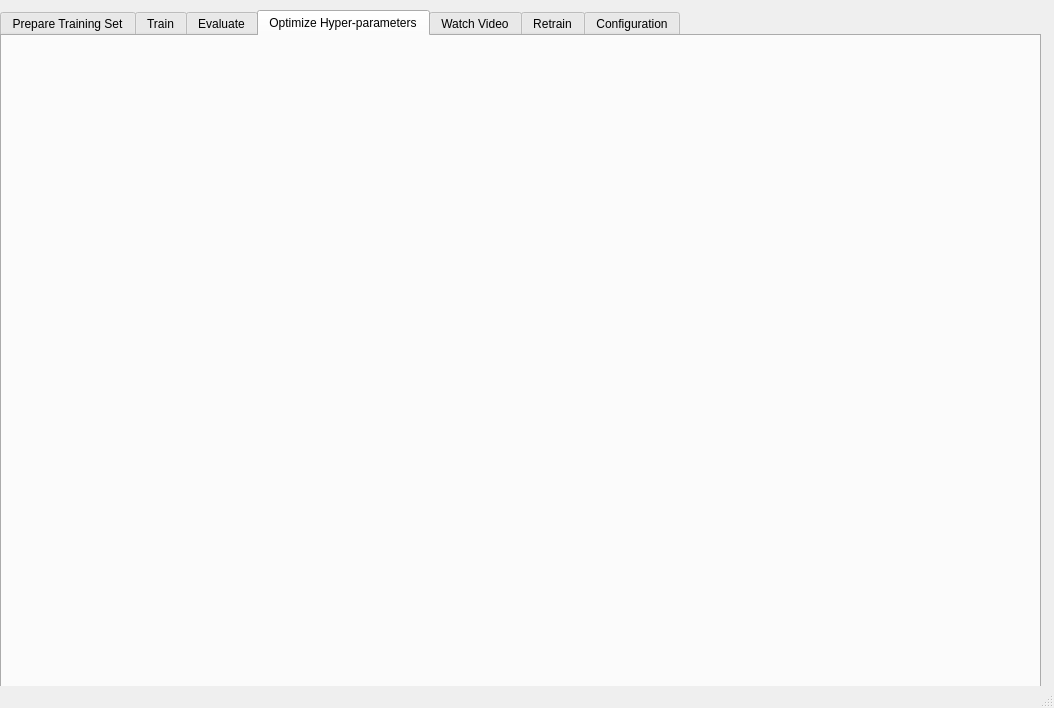
Above: App/pedect/design/mainWindow.ui from SebastianNechita/licenta before the change. Below: the same form after it.
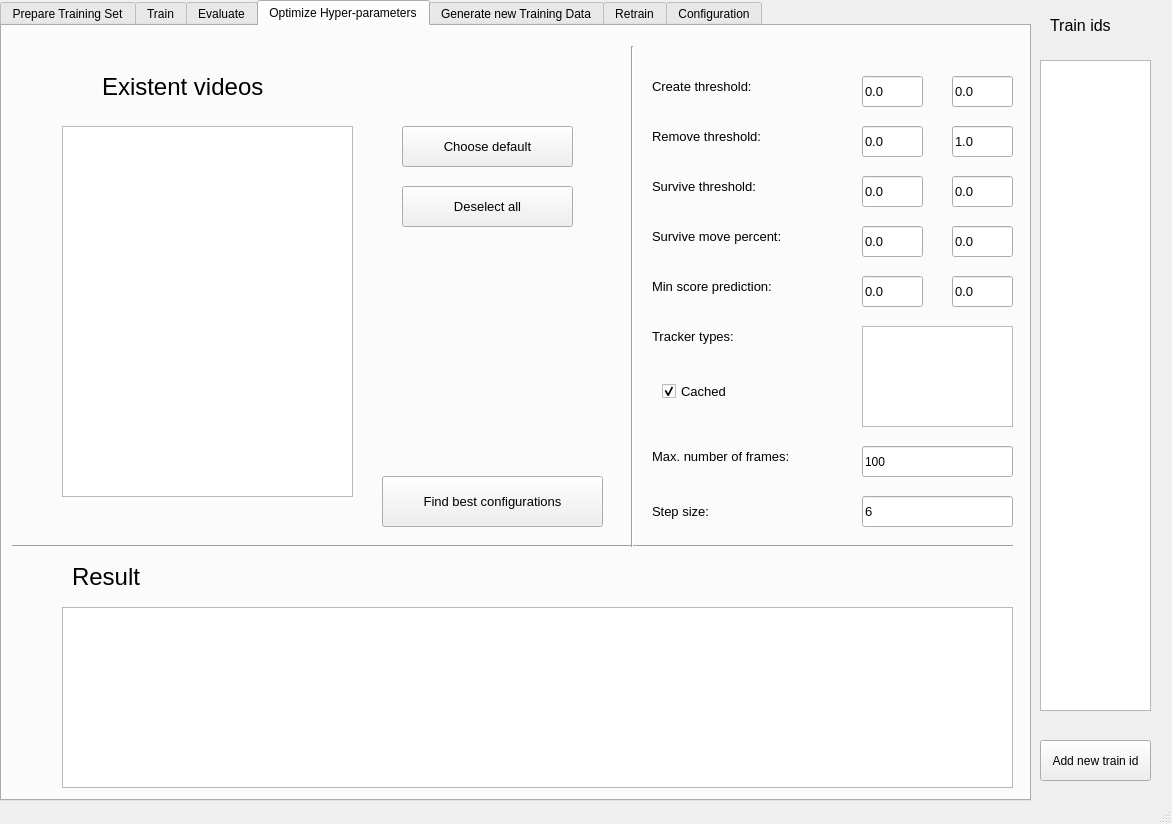
That is the form after the change. The open tabs and pages were chosen to show the change.

The edit to the form file:
```diff
--- a/App/pedect/design/mainWindow.ui
+++ b/App/pedect/design/mainWindow.ui
@@ -6,8 +6,8 @@
    <rect>
     <x>0</x>
     <y>0</y>
-    <width>1054</width>
-    <height>708</height>
+    <width>1172</width>
+    <height>824</height>
    </rect>
   </property>
   <property name="windowTitle">
@@ -18,9 +18,9 @@
     <property name="geometry">
      <rect>
       <x>0</x>
-      <y>10</y>
-      <width>1041</width>
-      <height>681</height>
+      <y>0</y>
+      <width>1031</width>
+      <height>801</height>
      </rect>
     </property>
     <property name="currentIndex">
@@ -45,10 +45,568 @@
      <attribute name="title">
       <string>Optimize Hyper-parameters</string>
      </attribute>
+     <widget class="QLabel" name="label_8">
+      <property name="geometry">
+       <rect>
+        <x>650</x>
+        <y>40</y>
+        <width>181</width>
+        <height>41</height>
+       </rect>
+      </property>
+      <property name="font">
+       <font>
+        <pointsize>10</pointsize>
+       </font>
+      </property>
+      <property name="text">
+       <string>Create threshold:</string>
+      </property>
+     </widget>
+     <widget class="QLineEdit" name="ctFromTB">
+      <property name="geometry">
+       <rect>
+        <x>860</x>
+        <y>50</y>
+        <width>61</width>
+        <height>31</height>
+       </rect>
+      </property>
+      <property name="font">
+       <font>
+        <pointsize>10</pointsize>
+       </font>
+      </property>
+      <property name="text">
+       <string>0.0</string>
+      </property>
+      <property name="placeholderText">
+       <string>From</string>
+      </property>
+     </widget>
+     <widget class="QLineEdit" name="ctToTB">
+      <property name="geometry">
+       <rect>
+        <x>950</x>
+        <y>50</y>
+        <width>61</width>
+        <height>31</height>
+       </rect>
+      </property>
+      <property name="font">
+       <font>
+        <pointsize>10</pointsize>
+       </font>
+      </property>
+      <property name="text">
+       <string>0.0</string>
+      </property>
+      <property name="placeholderText">
+       <string>To</string>
+      </property>
+     </widget>
+     <widget class="QLineEdit" name="rtToTB">
+      <property name="geometry">
+       <rect>
+        <x>950</x>
+        <y>100</y>
+        <width>61</width>
+        <height>31</height>
+       </rect>
+      </property>
+      <property name="font">
+       <font>
+        <pointsize>10</pointsize>
+       </font>
+      </property>
+      <property name="text">
+       <string>1.0</string>
+      </property>
+      <property name="placeholderText">
+       <string>To</string>
+      </property>
+     </widget>
+     <widget class="QLineEdit" name="rtFromTB">
+      <property name="geometry">
+       <rect>
+        <x>860</x>
+        <y>100</y>
+        <width>61</width>
+        <height>31</height>
+       </rect>
+      </property>
+      <property name="font">
+       <font>
+        <pointsize>10</pointsize>
+       </font>
+      </property>
+      <property name="text">
+       <string>0.0</string>
+      </property>
+      <property name="placeholderText">
+       <string>From</string>
+      </property>
+     </widget>
+     <widget class="QLabel" name="label_10">
+      <property name="geometry">
+       <rect>
+        <x>650</x>
+        <y>90</y>
+        <width>181</width>
+        <height>41</height>
+       </rect>
+      </property>
+      <property name="font">
+       <font>
+        <pointsize>10</pointsize>
+       </font>
+      </property>
+      <property name="text">
+       <string>Remove threshold:</string>
+      </property>
+     </widget>
+     <widget class="QLineEdit" name="smpToTB">
+      <property name="geometry">
+       <rect>
+        <x>950</x>
+        <y>200</y>
+        <width>61</width>
+        <height>31</height>
+       </rect>
+      </property>
+      <property name="font">
+       <font>
+        <pointsize>10</pointsize>
+       </font>
+      </property>
+      <property name="text">
+       <string>0.0</string>
+      </property>
+      <property name="placeholderText">
+       <string>To</string>
+      </property>
+     </widget>
+     <widget class="QLineEdit" name="stToTB">
+      <property name="geometry">
+       <rect>
+        <x>950</x>
+        <y>150</y>
+        <width>61</width>
+        <height>31</height>
+       </rect>
+      </property>
+      <property name="font">
+       <font>
+        <pointsize>10</pointsize>
+       </font>
+      </property>
+      <property name="text">
+       <string>0.0</string>
+      </property>
+      <property name="placeholderText">
+       <string>To</string>
+      </property>
+     </widget>
+     <widget class="QLineEdit" name="stFromTB">
+      <property name="geometry">
+       <rect>
+        <x>860</x>
+        <y>150</y>
+        <width>61</width>
+        <height>31</height>
+       </rect>
+      </property>
+      <property name="font">
+       <font>
+        <pointsize>10</pointsize>
+       </font>
+      </property>
+      <property name="text">
+       <string>0.0</string>
+      </property>
+      <property name="placeholderText">
+       <string>From</string>
+      </property>
+     </widget>
+     <widget class="QLineEdit" name="smpFromTB">
+      <property name="geometry">
+       <rect>
+        <x>860</x>
+        <y>200</y>
+        <width>61</width>
+        <height>31</height>
+       </rect>
+      </property>
+      <property name="font">
+       <font>
+        <pointsize>10</pointsize>
+       </font>
+      </property>
+      <property name="text">
+       <string>0.0</string>
+      </property>
+      <property name="placeholderText">
+       <string>From</string>
+      </property>
+     </widget>
+     <widget class="QLabel" name="label_11">
+      <property name="geometry">
+       <rect>
+        <x>650</x>
+        <y>140</y>
+        <width>181</width>
+        <height>41</height>
+       </rect>
+      </property>
+      <property name="font">
+       <font>
+        <pointsize>10</pointsize>
+       </font>
+      </property>
+      <property name="text">
+       <string>Survive threshold:</string>
+      </property>
+     </widget>
+     <widget class="QLabel" name="label_12">
+      <property name="geometry">
+       <rect>
+        <x>650</x>
+        <y>190</y>
+        <width>181</width>
+        <height>41</height>
+       </rect>
+      </property>
+      <property name="font">
+       <font>
+        <pointsize>10</pointsize>
+       </font>
+      </property>
+      <property name="text">
+       <string>Survive move percent:</string>
+      </property>
+     </widget>
+     <widget class="QCheckBox" name="cachedCheckBox">
+      <property name="geometry">
+       <rect>
+        <x>660</x>
+        <y>350</y>
+        <width>81</width>
+        <height>31</height>
+       </rect>
+      </property>
+      <property name="font">
+       <font>
+        <pointsize>10</pointsize>
+       </font>
+      </property>
+      <property name="text">
+       <string>Cached</string>
+      </property>
+      <property name="checked">
+       <bool>true</bool>
+      </property>
+     </widget>
+     <widget class="QListView" name="trackerTypesOptimizeListView">
+      <property name="geometry">
+       <rect>
+        <x>860</x>
+        <y>300</y>
+        <width>151</width>
+        <height>101</height>
+       </rect>
+      </property>
+     </widget>
+     <widget class="QLabel" name="label_13">
+      <property name="geometry">
+       <rect>
+        <x>650</x>
+        <y>240</y>
+        <width>181</width>
+        <height>41</height>
+       </rect>
+      </property>
+      <property name="font">
+       <font>
+        <pointsize>10</pointsize>
+       </font>
+      </property>
+      <property name="text">
+       <string>Min score prediction:</string>
+      </property>
+     </widget>
+     <widget class="QLineEdit" name="mspToTB">
+      <property name="geometry">
+       <rect>
+        <x>950</x>
+        <y>250</y>
+        <width>61</width>
+        <height>31</height>
+       </rect>
+      </property>
+      <property name="font">
+       <font>
+        <pointsize>10</pointsize>
+       </font>
+      </property>
+      <property name="text">
+       <string>0.0</string>
+      </property>
+      <property name="placeholderText">
+       <string>To</string>
+      </property>
+     </widget>
+     <widget class="QLineEdit" name="mspFromTB">
+      <property name="geometry">
+       <rect>
+        <x>860</x>
+        <y>250</y>
+        <width>61</width>
+        <height>31</height>
+       </rect>
+      </property>
+      <property name="font">
+       <font>
+        <pointsize>10</pointsize>
+       </font>
+      </property>
+      <property name="text">
+       <string>0.0</string>
+      </property>
+      <property name="placeholderText">
+       <string>From</string>
+      </property>
+     </widget>
+     <widget class="QListView" name="allVideosListViewOptimization">
+      <property name="geometry">
+       <rect>
+        <x>60</x>
+        <y>100</y>
+        <width>291</width>
+        <height>371</height>
+       </rect>
+      </property>
+     </widget>
+     <widget class="QLabel" name="label_14">
+      <property name="geometry">
+       <rect>
+        <x>100</x>
+        <y>40</y>
+        <width>211</width>
+        <height>41</height>
+       </rect>
+      </property>
+      <property name="font">
+       <font>
+        <pointsize>18</pointsize>
+       </font>
+      </property>
+      <property name="text">
+       <string>Existent videos</string>
+      </property>
+     </widget>
+     <widget class="QLabel" name="label_15">
+      <property name="geometry">
+       <rect>
+        <x>650</x>
+        <y>290</y>
+        <width>111</width>
+        <height>41</height>
+       </rect>
+      </property>
+      <property name="font">
+       <font>
+        <pointsize>10</pointsize>
+       </font>
+      </property>
+      <property name="text">
+       <string>Tracker types:</string>
+      </property>
+     </widget>
+     <widget class="QLabel" name="label_19">
+      <property name="geometry">
+       <rect>
+        <x>650</x>
+        <y>410</y>
+        <width>181</width>
+        <height>41</height>
+       </rect>
+      </property>
+      <property name="font">
+       <font>
+        <pointsize>10</pointsize>
+       </font>
+      </property>
+      <property name="text">
+       <string>Max. number of frames:</string>
+      </property>
+     </widget>
+     <widget class="QLineEdit" name="maxNoFramesTextBox">
+      <property name="geometry">
+       <rect>
+        <x>860</x>
+        <y>420</y>
+        <width>151</width>
+        <height>31</height>
+       </rect>
+      </property>
+      <property name="text">
+       <string>100</string>
+      </property>
+     </widget>
+     <widget class="QLabel" name="label_24">
+      <property name="geometry">
+       <rect>
+        <x>70</x>
+        <y>530</y>
+        <width>91</width>
+        <height>41</height>
+       </rect>
+      </property>
+      <property name="font">
+       <font>
+        <pointsize>18</pointsize>
+       </font>
+      </property>
+      <property name="text">
+       <string>Result</string>
+      </property>
+     </widget>
+     <widget class="Line" name="line">
+      <property name="geometry">
+       <rect>
+        <x>10</x>
+        <y>510</y>
+        <width>1001</width>
+        <height>20</height>
+       </rect>
+      </property>
+      <property name="orientation">
+       <enum>Qt::Horizontal</enum>
+      </property>
+     </widget>
+     <widget class="Line" name="line_2">
+      <property name="geometry">
+       <rect>
+        <x>620</x>
+        <y>20</y>
+        <width>20</width>
+        <height>501</height>
+       </rect>
+      </property>
+      <property name="orientation">
+       <enum>Qt::Vertical</enum>
+      </property>
+     </widget>
+     <widget class="QLineEdit" name="stepSizeTextBox">
+      <property name="geometry">
+       <rect>
+        <x>860</x>
+        <y>470</y>
+        <width>151</width>
+        <height>31</height>
+       </rect>
+      </property>
+      <property name="font">
+       <font>
+        <pointsize>10</pointsize>
+       </font>
+      </property>
+      <property name="text">
+       <string>6</string>
+      </property>
+      <property name="placeholderText">
+       <string/>
+      </property>
+     </widget>
+     <widget class="QPushButton" name="findBestConfigurationsButton">
+      <property name="geometry">
+       <rect>
+        <x>380</x>
+        <y>450</y>
+        <width>221</width>
+        <height>51</height>
+       </rect>
+      </property>
+      <property name="font">
+       <font>
+        <pointsize>10</pointsize>
+       </font>
+      </property>
+      <property name="layoutDirection">
+       <enum>Qt::LeftToRight</enum>
+      </property>
+      <property name="text">
+       <string>Find best configurations</string>
+      </property>
+     </widget>
+     <widget class="QLabel" name="label_25">
+      <property name="geometry">
+       <rect>
+        <x>650</x>
+        <y>470</y>
+        <width>181</width>
+        <height>31</height>
+       </rect>
+      </property>
+      <property name="font">
+       <font>
+        <pointsize>10</pointsize>
+       </font>
+      </property>
+      <property name="text">
+       <string>Step size:</string>
+      </property>
+     </widget>
+     <widget class="QPushButton" name="deselectAllButtonOptimization">
+      <property name="geometry">
+       <rect>
+        <x>400</x>
+        <y>160</y>
+        <width>171</width>
+        <height>41</height>
+       </rect>
+      </property>
+      <property name="font">
+       <font>
+        <pointsize>10</pointsize>
+       </font>
+      </property>
+      <property name="text">
+       <string>Deselect all</string>
+      </property>
+     </widget>
+     <widget class="QPushButton" name="chooseDefaultButtonOptimization">
+      <property name="geometry">
+       <rect>
+        <x>400</x>
+        <y>100</y>
+        <width>171</width>
+        <height>41</height>
+       </rect>
+      </property>
+      <property name="font">
+       <font>
+        <pointsize>10</pointsize>
+       </font>
+      </property>
+      <property name="text">
+       <string>Choose default</string>
+      </property>
+     </widget>
+     <widget class="QTableView" name="bestConfigurationsTableView">
+      <property name="geometry">
+       <rect>
+        <x>60</x>
+        <y>581</y>
+        <width>951</width>
+        <height>181</height>
+       </rect>
+      </property>
+     </widget>
     </widget>
     <widget class="QWidget" name="tab_6">
      <attribute name="title">
-      <string>Watch Video</string>
+      <string>Generate new Training Data</string>
      </attribute>
     </widget>
     <widget class="QWidget" name="tab_5">
@@ -62,6 +620,47 @@
      </attribute>
     </widget>
    </widget>
+   <widget class="QPushButton" name="addNewTrainIdButton">
+    <property name="geometry">
+     <rect>
+      <x>1040</x>
+      <y>740</y>
+      <width>111</width>
+      <height>41</height>
+     </rect>
+    </property>
+    <property name="text">
+     <string>Add new train id</string>
+    </property>
+   </widget>
+   <widget class="QListView" name="trainIdListView">
+    <property name="geometry">
+     <rect>
+      <x>1040</x>
+      <y>60</y>
+      <width>111</width>
+      <height>651</height>
+     </rect>
+    </property>
+   </widget>
+   <widget class="QLabel" name="label_3">
+    <property name="geometry">
+     <rect>
+      <x>1050</x>
+      <y>10</y>
+      <width>91</width>
+      <height>31</height>
+     </rect>
+    </property>
+    <property name="font">
+     <font>
+      <pointsize>12</pointsize>
+     </font>
+    </property>
+    <property name="text">
+     <string>Train ids</string>
+    </property>
+   </widget>
   </widget>
   <widget class="QStatusBar" name="statusbar"/>
  </widget>
```
Left out of the diff: 1095 changed lines with no effect on the pictures.
